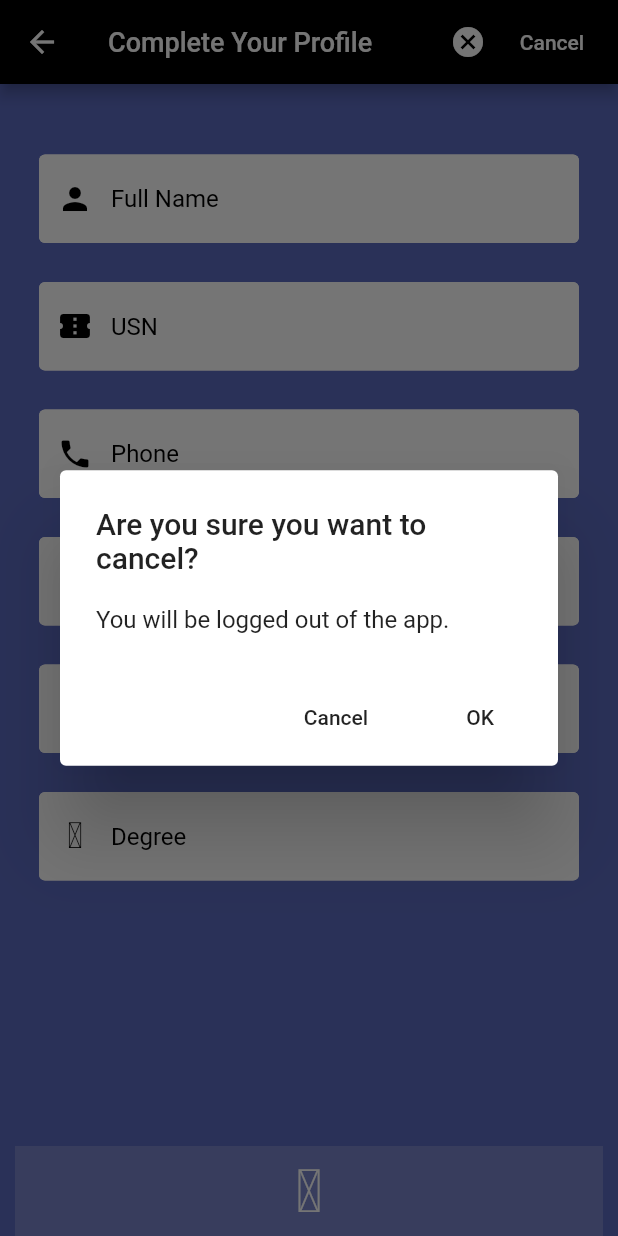
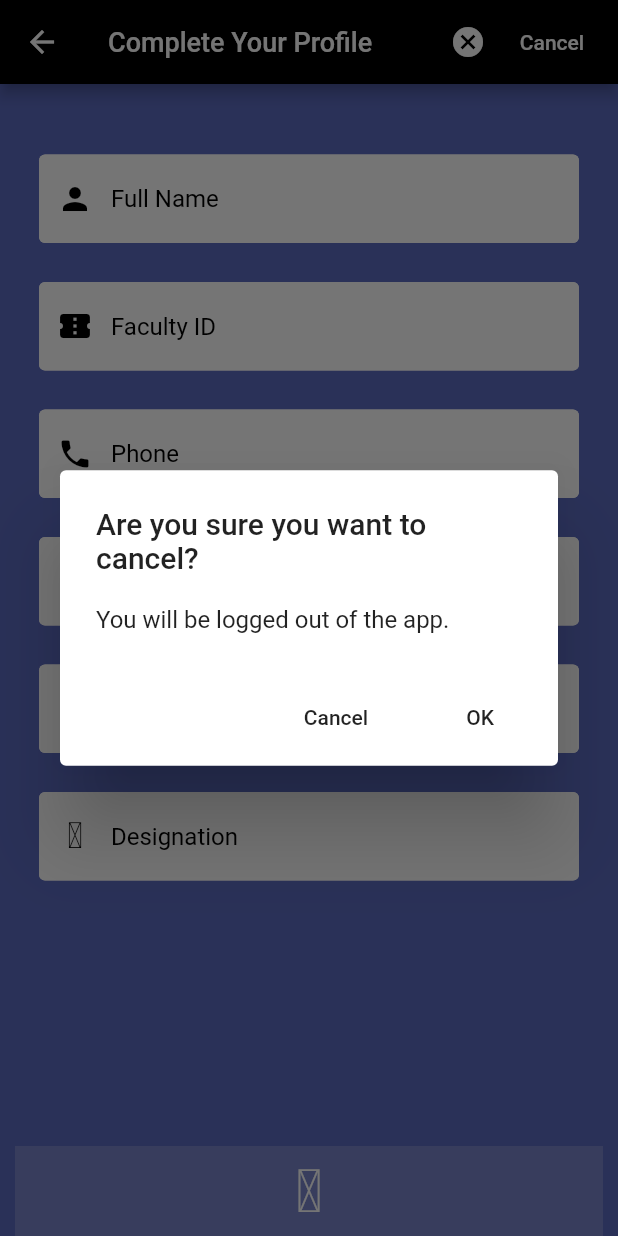
Before and after one commit to Sameerkash/College-App, a Flutter app: the ProfileForm screen opened by its route, after a tap on "Cancel", on a phone screen of 412 x 824 dp. Run offline on Flutter 3.47's test engine with Material 2 defaults, Android fonts, the phone set to English and light mode, and no system bars; our stand-ins replace auto_size_text, cloud_firestore, curved_navigation_bar, firebase_auth, flutter_vector_icons, google_fonts and 2 more; missing offline and left inert: shape_of_view; accounts and stored records are empty; Roboto replaces fonts that are missing (Aleo).

Commit message:
profile form commit

```diff
--- a/lib/Models/student.dart
+++ b/lib/Models/faculty.dart
@@ -1,56 +1,56 @@
 import 'package:flutter/foundation.dart';
 
-class Student {
+class Faculty {
   final String uid;
   final String name;
   final String displayName;
-  final String usn;
+  final String facultyId;
   final String email;
   final String phone;
-  final String branch;
-  final String degree;
+  final String department;
+  final String designation;
   String photoUrl;
   dynamic links;
   dynamic posts;
 
-  Student({
+  Faculty({
     @required this.uid,
-    this.usn,
+    this.facultyId,
     /*@required*/ this.name,
     this.displayName,
     /*@required*/ this.email,
     /*@required*/ this.phone,
-    /*@required*/ this.branch,
-    /*@required*/ this.degree,
+    /*@required*/ this.department,
+    /*@required*/ this.designation,
     this.photoUrl,
     this.links,
     this.posts,
   });
 
-  factory Student.fromMap(Map<String, dynamic> data, String id) {
+  factory Faculty.fromMap(Map<String, dynamic> data, String id) {
     if (data == null) {
       return null;
     }
     final String name = data['name'];
     final String displayName = data['displayName'];
-    final String usn = data['usn'];
+    final String facultyId = data['facultyId'];
     final String email = data['email'];
     final String phone = data['phone'];
-    final String branch = data['branch'];
-    final String degree = data['degree'];
+    final String department = data['department'];
+    final String designation = data['designation'];
     final String photoUrl = data['photoUrl'];
     dynamic links = data['links'];
     dynamic posts = data['pots'];
-    return Student(
+    return Faculty(
       uid: id,
-      usn: usn,
+      facultyId: facultyId,
       name: name,
       displayName: displayName,
       phone: phone,
       email: email,
-      branch: branch,
+      department: department,
       photoUrl: photoUrl,
-      degree: degree,
+      designation: designation,
       links: links,
       posts: posts,
     );
@@ -59,13 +59,13 @@ class Student {
   Map<String, dynamic> toMap() {
     return {
       'uid': uid,
-      'usn': usn ?? '',
+      'facultyId': facultyId ?? '',
       'name': name ?? '',
       'displayName': displayName ?? '',
       'phone': phone ?? '',
       'email': email ?? '',
-      'branch': branch ?? '',
-      'degree': degree ?? '',
+      'department': department ?? '',
+      'designation': designation ?? '',
       'photoUrl': photoUrl ?? '',
       'links': links ?? '',
       'posts': posts ?? ''
--- a/lib/Notifiers/profile_notifier.dart
+++ b/lib/Notifiers/profile_notifier.dart
@@ -2,19 +2,19 @@ import 'dart:collection';
 
 import 'package:flutter/cupertino.dart';
 import 'package:kssem/Models/post.dart';
-import 'package:kssem/Models/student.dart';
+import 'package:kssem/Models/faculty.dart';
 
 class ProfileNotifier with ChangeNotifier {
   List<Post> _post = [];
   Post _currentPost;
-  Student _student;
+  Faculty _faculty;
 
   UnmodifiableListView<Post> get posts => UnmodifiableListView(_post);
   Post get currentPost => _currentPost;
-  Student get student => _student;
+  Faculty get student => _faculty;
 
-  set setStudentProfile(Student student) {
-    _student = student;
+  set setStudentProfile(Faculty faculty) {
+    _faculty = student;
     notifyListeners();
   }
 
--- a/lib/Services/database.dart
+++ b/lib/Services/database.dart
@@ -2,7 +2,7 @@ import 'dart:async';
 import 'package:cloud_firestore/cloud_firestore.dart';
 import 'package:flutter/cupertino.dart';
 import '../Models/post.dart';
-import '../Models/student.dart';
+import '../Models/faculty.dart';
 import '../Models/users.dart';
 import '../Notifiers/profile_notifier.dart';
 import '../Notifiers/search_notifier.dart';
@@ -12,12 +12,12 @@ import '../Services/firestore_service.dart';
 import 'package:uuid/uuid.dart';
 
 abstract class Database {
-  Future<void> setStudent(Student student);
-  getStudent();
+  Future<void> setFaculty(Faculty faculty);
+  getFaculty();
   Future<void> setPost(Post post, bool isUpdating);
   // Future<void> setTimeline(Post post, bool isUpdating);
   getPosts(ProfileNotifier post);
-  getStudentProfile(ProfileNotifier student);
+  getFacultyProfile(ProfileNotifier faculty);
   getTimeline(TimelineNotifer timelinePosts);
   getMoreTimeline(TimelineNotifer timelinePosts);
   getMoreProfilePosts(ProfileNotifier posts);
@@ -58,9 +58,9 @@ class FirestoreDatabase implements Database {
   // }
 
   @override
-  Future<void> setStudent(Student student) async => await _service.setData(
-        path: 'students/$uid/',
-        data: student.toMap(),
+  Future<void> setFaculty(Faculty faculty) async => await _service.setData(
+        path: 'faculty/$uid/',
+        data: faculty.toMap(),
       );
 
   DocumentSnapshot lastPostDocument;
@@ -133,20 +133,20 @@ class FirestoreDatabase implements Database {
     gettingPostsList = false;
   }
 
-  Future<Student> getStudent() async {
+  Future<Faculty> getFaculty() async {
     final reference = Firestore.instance;
     final refresult =
-        await reference.collection('students').document('$uid').get();
+        await reference.collection('faculty').document('$uid').get();
 
-    return Student.fromMap(refresult.data, uid);
+    return Faculty.fromMap(refresult.data, uid);
   }
 
-  getStudentProfile(ProfileNotifier student) async {
+  getFacultyProfile(ProfileNotifier faculty) async {
     final reference = Firestore.instance;
     final document =
-        await reference.collection('students').document('$uid').get();
-    Student _student = Student.fromMap(document.data, uid);
-    student.setStudentProfile = _student;
+        await reference.collection('faculty').document('$uid').get();
+    Faculty _faculty = Faculty.fromMap(document.data, uid);
+    faculty.setStudentProfile = _faculty;
   }
 
   Future<void> setPost(Post post, bool isUpdating) async {
--- a/lib/UI/Screens/auth_screen.dart
+++ b/lib/UI/Screens/auth_screen.dart
@@ -24,7 +24,7 @@ class AuthScreen extends StatelessWidget {
             child: Container(
               width: _devicesize.width * 0.85,
               height: _devicesize.width * 0.85,
-              child: Image.asset("assets/kssemlogo.png"),
+              child: Image.asset('assets/kssemlogo.png'),
             ),
           ),
           Positioned(
--- a/lib/UI/Screens/check_user_exists.dart
+++ b/lib/UI/Screens/check_user_exists.dart
@@ -14,7 +14,7 @@ class CheckUserExists extends StatelessWidget {
     // bool isExists = true;
 
     return FutureBuilder(
-      future: db.getStudent(),
+      future: db.getFaculty(),
       builder: (context, snapshot) {
         if (snapshot.connectionState == ConnectionState.waiting) {
           return Scaffold(
--- a/lib/UI/Screens/profile_form.dart
+++ b/lib/UI/Screens/profile_form.dart
@@ -4,7 +4,7 @@ import 'package:flutter/material.dart';
 import 'package:flutter/services.dart';
 import 'package:flutter_vector_icons/flutter_vector_icons.dart';
 import 'package:google_fonts/google_fonts.dart';
-import '../../Models/student.dart';
+import '../../Models/faculty.dart';
 import '../../Services/authentication.dart';
 import '../../Services/database.dart';
 import '../Widgets/platform_alert_dialog.dart';
@@ -22,11 +22,11 @@ class ProfileForm extends StatefulWidget {
 class _ProfileFormState extends State<ProfileForm> {
   final _formKey = GlobalKey<FormState>();
   String _name;
-  String _usn;
+  String _facultyId;
   String _email;
   String _phone;
-  String _branch;
-  String _degree;
+  String _department;
+  String _designation;
 
   Future<void> _signOut(BuildContext context) async {
     try {
@@ -55,7 +55,10 @@ class _ProfileFormState extends State<ProfileForm> {
       appBar: AppBar(
         // leading: Icon(Icons.person),
         backgroundColor: Colors.black,
-        title: Text("Complete Your Profile",style: TextStyle(fontSize: 18),),
+        title: Text(
+          "Complete Your Profile",
+          style: TextStyle(fontSize: 18),
+        ),
         actions: <Widget>[
           Icon(Icons.cancel),
           FlatButton(
@@ -86,13 +89,13 @@ class _ProfileFormState extends State<ProfileForm> {
                         return "Enter Full Name";
                       }
                     }, (value) => _name = value, Icons.person),
-                    buildTextFormField("USN", (value) {
-                      if (value.startsWith("1KG")) {
+                    buildTextFormField("Faculty ID", (value) {
+                      if (value.startsWith("1KG") && value.length == 10) {
                         return null;
                       } else {
-                        return "Enter a valid USN";
+                        return "Enter a valid facultyId";
                       }
-                    }, (value) => _usn = value, Icons.confirmation_number),
+                    }, (value) => _facultyId = value, Icons.confirmation_number),
                     buildTextFormField("Phone", (value) {
                       if (value.length == 10) {
                         return null;
@@ -107,7 +110,7 @@ class _ProfileFormState extends State<ProfileForm> {
                         return "Enter valid email ";
                       }
                     }, (value) => _email = value, Icons.mail),
-                    buildTextFormField("Branch", (value) {
+                    buildTextFormField("Department(CSE,ECE,EEE,ME,CIV)", (value) {
                       // Pattern pattern = r"/[CSE\,ECE\,EEE\,ME\,CIV]/";
                       // RegExp regex = new RegExp(pattern);
 
@@ -119,17 +122,17 @@ class _ProfileFormState extends State<ProfileForm> {
                           (value.length <= 3)) {
                         return null;
                       } else {
-                        return "Enter a valid Branch ";
+                        return "Enter a valid Department";
                       }
-                    }, (value) => _branch = value,
+                    }, (value) => _department = value,
                         MaterialCommunityIcons.alphabetical),
-                    buildTextFormField("Degree", (value) {
-                      if (value.contains("B.E")) {
+                    buildTextFormField("Designation", (value) {
+                      if (value.contains("Asst.")||value.contains("Associate")) {
                         return null;
                       } else {
-                        return "Enter a valid Degree";
+                        return "Enter a valid designation";
                       }
-                    }, (value) => _degree = value,
+                    }, (value) => _designation = value,
                         MaterialCommunityIcons.google_classroom),
                     SizedBox(
                       height: 30,
@@ -236,17 +239,17 @@ class _ProfileFormState extends State<ProfileForm> {
     final db = Provider.of<Database>(context, listen: false);
     if (_validateAndSaveForm()) {
       try {
-        Student student = Student(
+        Faculty faculty = Faculty(
             uid: db.userId,
-            usn: _usn,
+            facultyId: _facultyId,
             name: _name,
             displayName: db.displayName,
-            branch: _branch,
+            department: _department,
             email: _email,
             phone: _phone,
             photoUrl: db.photoUrl,
-            degree: _degree);
-        await db.setStudent(student);
+            designation: _designation);
+        await db.setFaculty(faculty);
       } on PlatformException catch (e) {
         PlatformExceptionAlertDialog(
           title: 'Operation failed',
--- a/lib/UI/Screens/profile_screen.dart
+++ b/lib/UI/Screens/profile_screen.dart
@@ -32,7 +32,7 @@ class _ProfileScreenState extends State<ProfileScreen>
     ProfileNotifier posts =
         Provider.of<ProfileNotifier>(context, listen: false);
     final db = Provider.of<Database>(context, listen: false);
-    db.getStudentProfile(posts);
+    db.getFacultyProfile(posts);
     db.getPosts(posts);
 
     _scrollController.addListener(() {
@@ -181,7 +181,7 @@ class _ProfileScreenState extends State<ProfileScreen>
             RefreshIndicator(
                 color: Colors.indigo,
                 onRefresh: () {
-                  return db.getStudentProfile(posts);
+                  return db.getFacultyProfile(posts);
                 },
                 child: RefreshIndicator(
                   color: Colors.purple,
@@ -197,7 +197,7 @@ class _ProfileScreenState extends State<ProfileScreen>
                         buildCard(devicesize,
                             photoUrl: posts.student.photoUrl,
                             name: posts.student.displayName ?? "name",
-                            branch: posts.student.branch),
+                            branch: posts.student.department),
                         Flexible(
                           // fit: FlexFit.loose,
 
```
Also changed, not shown: assets/kssemlogo.png (added).
